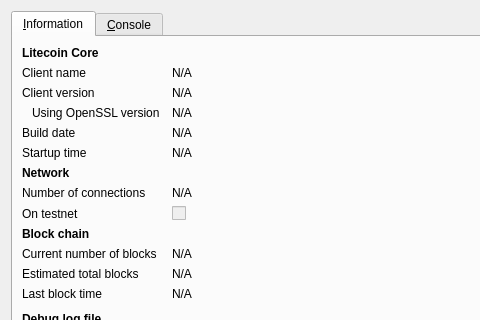
First picture: the form in src/qt/forms/rpcconsole.ui, repository invechgroup/Invechcoin, before the edit; both pictures show x 0 to 480 and y 0 to 320 of the 740 by 450 pixel window.
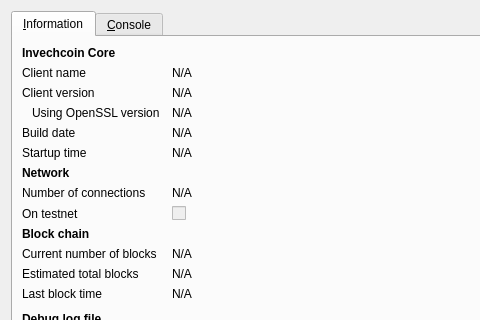
Second picture: the form after the edit. Icons and pictures are not drawn.

What changed in the file:
```diff
--- a/src/qt/forms/rpcconsole.ui
+++ b/src/qt/forms/rpcconsole.ui
@@ -36,7 +36,7 @@
           </font>
          </property>
          <property name="text">
-          <string>Litecoin Core</string>
+          <string>Invechcoin Core</string>
          </property>
         </widget>
        </item>
```
Left out of the diff: 6 changed lines with no effect on the pictures.
